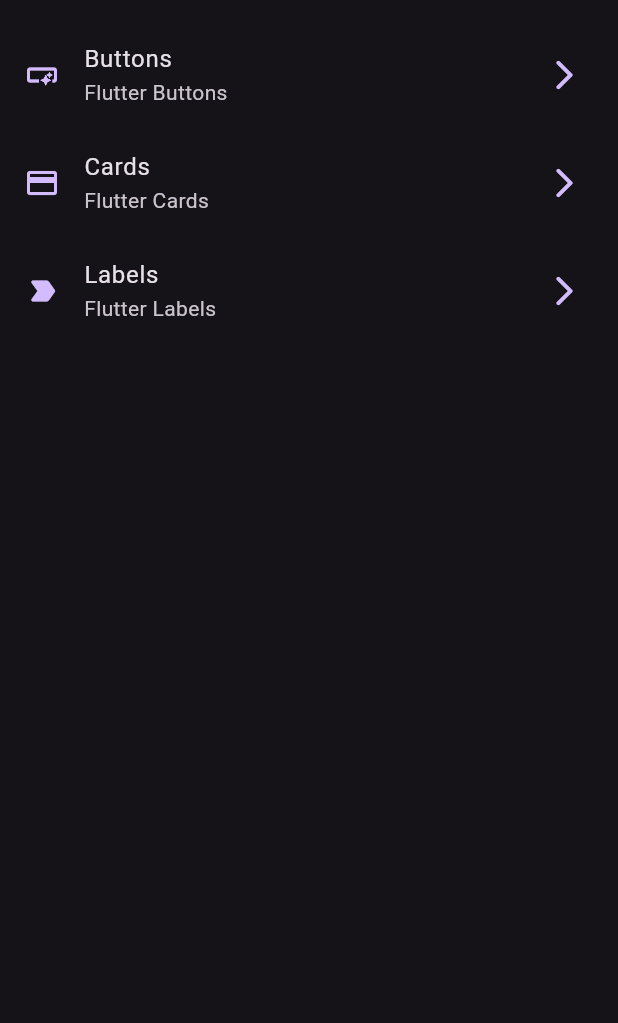
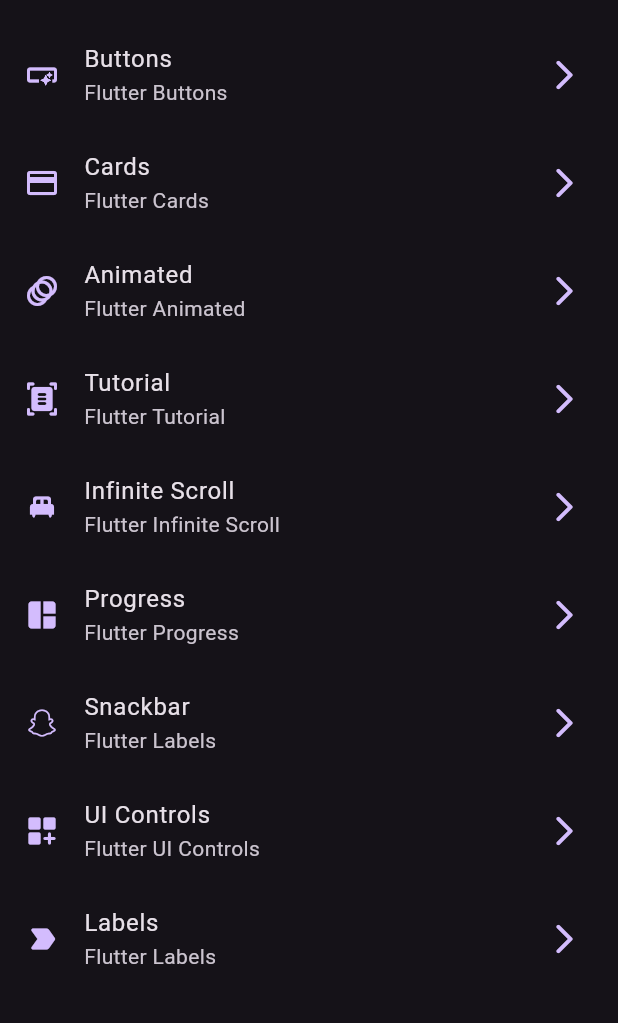
Before and after one commit to reyduar/flutter_widgets_app, a Flutter app: the screen it shows after launch, on a phone screen of 412 x 824 dp, the part 63-1086 px from its top. Run offline on Flutter 3.47's test engine with Material 2 defaults, Android fonts, the phone set to English and light mode, and no system bars; our stand-ins replace go_router.

Commit message:
Created spme widgets

```diff
--- a/lib/config/menu/menu_items.dart
+++ b/lib/config/menu/menu_items.dart
@@ -26,6 +26,36 @@ const appMenuItems = <MenuItems>[
       link: '/cards',
       icon: Icons.credit_card_outlined),
   MenuItems(
+      title: 'Animated',
+      subTitle: 'Flutter Animated',
+      link: '/animated',
+      icon: Icons.animation_rounded),
+  MenuItems(
+      title: 'Tutorial',
+      subTitle: 'Flutter Tutorial',
+      link: '/tutorial',
+      icon: Icons.document_scanner_rounded),
+  MenuItems(
+      title: 'Infinite Scroll',
+      subTitle: 'Flutter Infinite Scroll',
+      link: '/infinite_scroll',
+      icon: Icons.single_bed_rounded),
+  MenuItems(
+      title: 'Progress',
+      subTitle: 'Flutter Progress',
+      link: '/progress',
+      icon: Icons.auto_awesome_mosaic_rounded),
+  MenuItems(
+      title: 'Snackbar',
+      subTitle: 'Flutter Labels',
+      link: '/snackbar',
+      icon: Icons.snapchat_rounded),
+  MenuItems(
+      title: 'UI Controls',
+      subTitle: 'Flutter UI Controls',
+      link: '/ui_controls',
+      icon: Icons.dashboard_customize_rounded),
+  MenuItems(
       title: 'Labels',
       subTitle: 'Flutter Labels',
       link: '/labels',
--- a/lib/config/router/app_router.dart
+++ b/lib/config/router/app_router.dart
@@ -21,6 +21,36 @@ final appRouter = GoRouter(
       builder: (context, state) => const CardsScreen(),
     ),
     GoRoute(
+      path: '/animated',
+      name: AnimatedScreen.name,
+      builder: (context, state) => const AnimatedScreen(),
+    ),
+    GoRoute(
+      path: '/tutorial',
+      name: AppTutorialScreen.name,
+      builder: (context, state) => const AppTutorialScreen(),
+    ),
+    GoRoute(
+      path: '/infinite_scroll',
+      name: InfiniteScrollScreen.name,
+      builder: (context, state) => const InfiniteScrollScreen(),
+    ),
+    GoRoute(
+      path: '/progress',
+      name: ProgressScreen.name,
+      builder: (context, state) => const ProgressScreen(),
+    ),
+    GoRoute(
+      path: '/snackbar',
+      name: SnackbarScreen.name,
+      builder: (context, state) => const SnackbarScreen(),
+    ),
+    GoRoute(
+      path: '/ui_controls',
+      name: UIControlsScreen.name,
+      builder: (context, state) => const UIControlsScreen(),
+    ),
+    GoRoute(
       path: '/labels',
       name: LabelsScreen.name,
       builder: (context, state) => const LabelsScreen(),
--- a/lib/presentation/screens/home/home_screen.dart
+++ b/lib/presentation/screens/home/home_screen.dart
@@ -1,6 +1,5 @@
 import 'package:flutter/material.dart';
 import 'package:flutter_widgets_app/config/menu/menu_items.dart';
-import 'package:flutter_widgets_app/presentation/screens/buttons/buttons_screen.dart';
 import 'package:go_router/go_router.dart';
 
 class HomeScreen extends StatelessWidget {
--- a/lib/presentation/screens/screens.dart
+++ b/lib/presentation/screens/screens.dart
@@ -1,4 +1,10 @@
 export 'package:flutter_widgets_app/presentation/screens/buttons/buttons_screen.dart';
 export 'package:flutter_widgets_app/presentation/screens/cards/cards_screen.dart';
 export 'package:flutter_widgets_app/presentation/screens/home/home_screen.dart';
+export 'package:flutter_widgets_app/presentation/screens/animated/animated_screen.dart';
 export 'package:flutter_widgets_app/presentation/screens/labels/labels_screen.dart';
+export 'package:flutter_widgets_app/presentation/screens/app_tutorial/app_tutorial_screen.dart';
+export 'package:flutter_widgets_app/presentation/screens/infinite_scroll/infinite_scroll_screen.dart';
+export 'package:flutter_widgets_app/presentation/screens/progress/progress_screen.dart';
+export 'package:flutter_widgets_app/presentation/screens/snackbar/snackbar_screen.dart';
+export 'package:flutter_widgets_app/presentation/screens/ui_controls/ui_controls_screen.dart';
```
Also changed, not shown: lib/presentation/screens/animated/animated_screen.dart (added, +16 -0 lines), lib/presentation/screens/app_tutorial/app_tutorial_screen.dart (added, +16 -0 lines), lib/presentation/screens/infinite_scroll/infinite_scroll_screen.dart (added, +16 -0 lines), lib/presentation/screens/progress/progress_screen.dart (added, +16 -0 lines), lib/presentation/screens/snackbar/snackbar_screen.dart (added, +16 -0 lines), lib/presentation/screens/ui_controls/ui_controls_screen.dart (added, +16 -0 lines).
